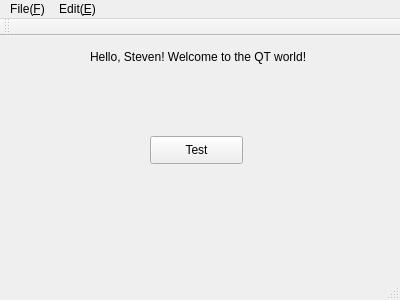
Before: the Qt Designer form qt/samples/src/mainwindow.ui in youdeshan/material, drawn with Qt 5.
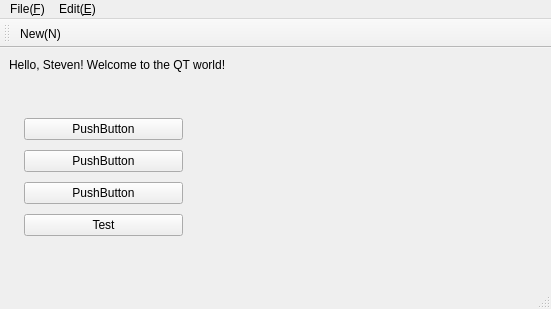
After: the same form once the commit is applied. Icons and pictures are not drawn.

Diff of the .ui file:
```diff
--- a/qt/samples/src/mainwindow.ui
+++ b/qt/samples/src/mainwindow.ui
@@ -6,8 +6,8 @@
    <rect>
     <x>0</x>
     <y>0</y>
-    <width>400</width>
-    <height>300</height>
+    <width>551</width>
+    <height>309</height>
    </rect>
   </property>
   <property name="windowTitle">
@@ -17,28 +17,55 @@
    <widget class="QLabel" name="label">
     <property name="geometry">
      <rect>
-      <x>90</x>
-      <y>10</y>
-      <width>241</width>
-      <height>21</height>
+      <x>9</x>
+      <y>9</y>
+      <width>234</width>
+      <height>16</height>
      </rect>
     </property>
     <property name="text">
      <string>Hello, Steven! Welcome to the QT world!</string>
     </property>
    </widget>
-   <widget class="QPushButton" name="pushButton_test">
+   <widget class="QWidget" name="">
     <property name="geometry">
      <rect>
-      <x>150</x>
-      <y>100</y>
-      <width>93</width>
-      <height>28</height>
+      <x>13</x>
+      <y>55</y>
+      <width>181</width>
+      <height>151</height>
      </rect>
     </property>
-    <property name="text">
-     <string>Test</string>
-    </property>
+    <layout class="QVBoxLayout" name="verticalLayout" stretch="1,1,1,1">
+     <item>
+      <widget class="QPushButton" name="pushButton_2">
+       <property name="text">
+        <string>PushButton</string>
+       </property>
+      </widget>
+     </item>
+     <item>
+      <widget class="QPushButton" name="pushButton">
+       <property name="text">
+        <string>PushButton</string>
+       </property>
+      </widget>
+     </item>
+     <item>
+      <widget class="QPushButton" name="pushButton_3">
+       <property name="text">
+        <string>PushButton</string>
+       </property>
+      </widget>
+     </item>
+     <item>
+      <widget class="QPushButton" name="pushButton_test">
+       <property name="text">
+        <string>Test</string>
+       </property>
+      </widget>
+     </item>
+    </layout>
    </widget>
   </widget>
   <widget class="QMenuBar" name="menuBar">
@@ -46,37 +73,66 @@
     <rect>
      <x>0</x>
      <y>0</y>
-     <width>400</width>
-     <height>26</height>
+     <width>551</width>
+     <height>23</height>
     </rect>
    </property>
-   <widget class="QMenu" name="menuFile">
+   <widget class="QMenu" name="menu_file">
     <property name="title">
      <string>File(&amp;F)</string>
     </property>
-    <addaction name="actionNew_N"/>
+    <addaction name="action_new"/>
    </widget>
-   <widget class="QMenu" name="menuEdit_E">
+   <widget class="QMenu" name="menu_edit">
     <property name="title">
      <string>Edit(&amp;E)</string>
     </property>
    </widget>
-   <addaction name="menuFile"/>
-   <addaction name="menuEdit_E"/>
+   <addaction name="menu_file"/>
+   <addaction name="menu_edit"/>
   </widget>
   <widget class="QToolBar" name="mainToolBar">
+   <property name="iconSize">
+    <size>
+     <width>32</width>
+     <height>32</height>
+    </size>
+   </property>
    <attribute name="toolBarArea">
     <enum>TopToolBarArea</enum>
    </attribute>
    <attribute name="toolBarBreak">
     <bool>false</bool>
    </attribute>
+   <addaction name="action_new"/>
   </widget>
   <widget class="QStatusBar" name="statusBar"/>
-  <action name="actionNew_N">
+  <action name="action_new">
+   <property name="icon">
+    <iconset resource="resource.qrc">
+     <normaloff>:/res/open_file</normaloff>:/res/open_file</iconset>
+   </property>
    <property name="text">
     <string>New(&amp;N)</string>
    </property>
+   <property name="shortcut">
+    <string>Ctrl+N</string>
+   </property>
+  </action>
+  <action name="action_test">
+   <property name="icon">
+    <iconset resource="resource.qrc">
+     <normaloff>:/res/images/test.png</normaloff>:/res/images/test.png</iconset>
+   </property>
+   <property name="text">
+    <string>Test(&amp;t)</string>
+   </property>
+   <property name="toolTip">
+    <string>Test(N)</string>
+   </property>
+   <property name="shortcut">
+    <string>Backspace</string>
+   </property>
   </action>
  </widget>
  <layoutdefault spacing="6" margin="11"/>
```
Left out of the diff: 23 changed lines with no effect on the pictures.
